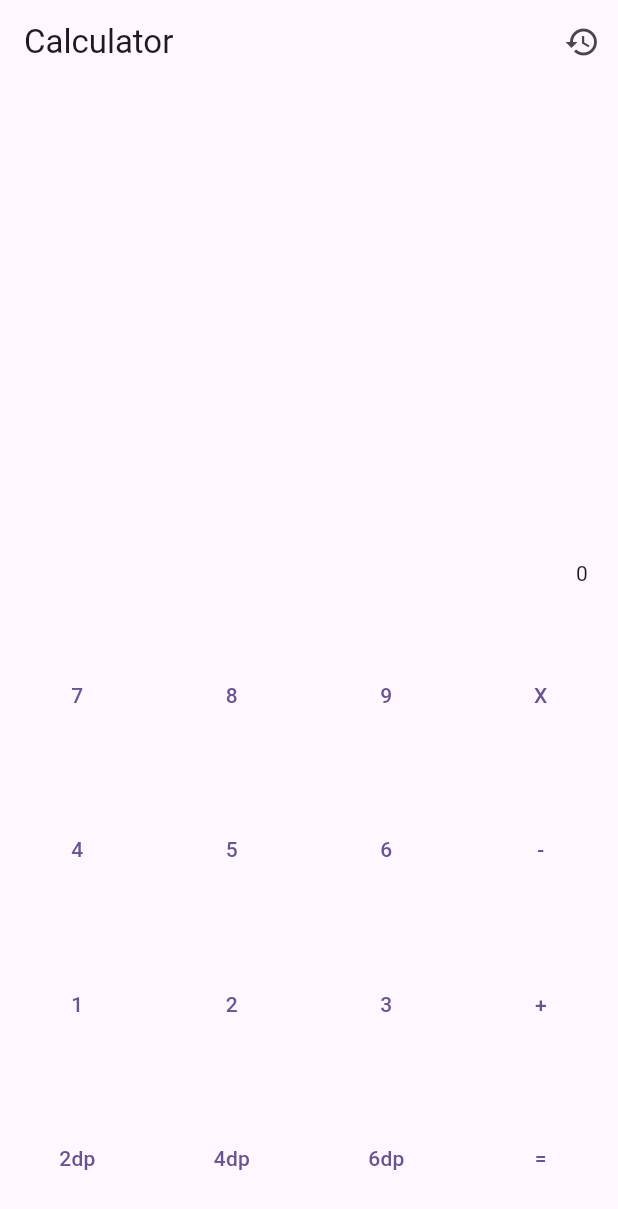
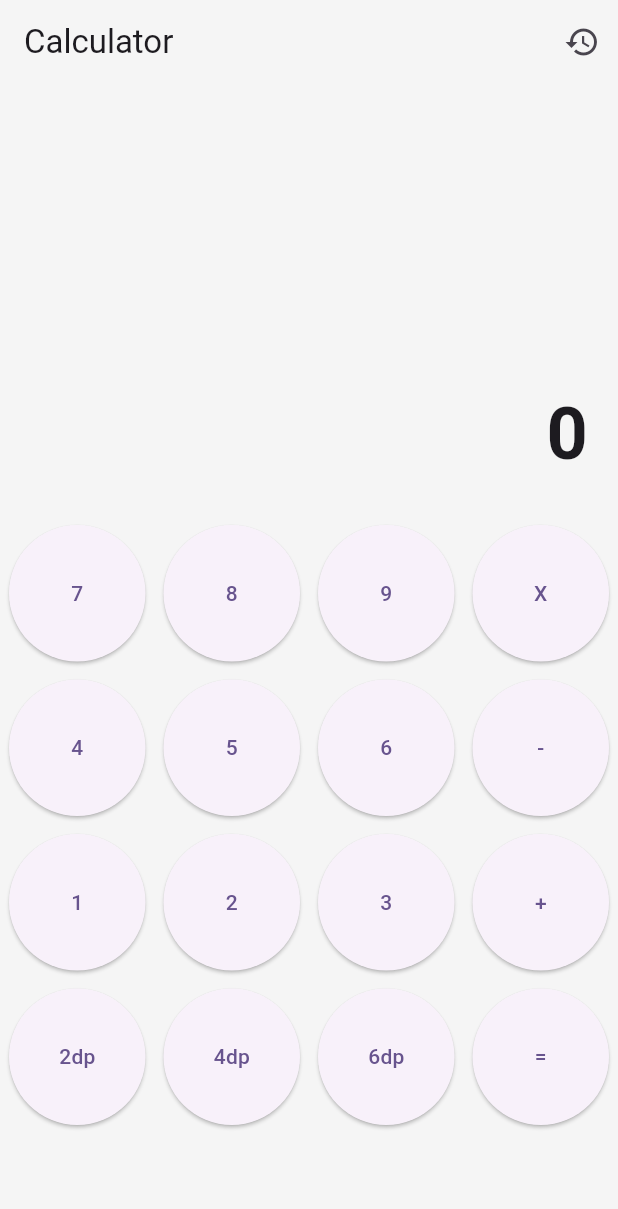
Before and after one commit to ajithmannarakkal/flutter-calculator-getx, a Flutter app: the screen it shows after launch, on a phone screen of 412 x 824 dp. Shown: the top 1209 px of the screen. Run offline on Flutter 3.47's test engine with Material 3 defaults, Android fonts, the light colour scheme and no system bars; our stand-ins replace get, get_storage.

Commit message:
Improved grid spacing and UI alignment

```diff
--- a/lib/view/calculator_screen.dart
+++ b/lib/view/calculator_screen.dart
@@ -10,8 +10,9 @@ class CalculatorScreen extends StatelessWidget {
 
   @override
   Widget build(BuildContext context) {
-    return Scaffold(
-      appBar: AppBar(title: Text('Calculator'),actions: [IconButton(
+    return Scaffold(backgroundColor: Colors.grey[100],
+      appBar: AppBar(
+        backgroundColor: Colors.grey[100],        title: Text('Calculator'),actions: [IconButton(
         onPressed: () {
           Get.bottomSheet(
             Container(
@@ -34,73 +35,137 @@ class CalculatorScreen extends StatelessWidget {
       )],),
       body: Column(
         children: [
-          Expanded(
-            child: Container(
+          Expanded(  flex: 3,
+
+            child: Align(
               alignment: Alignment.bottomRight,
+              child: Padding(
                 padding: EdgeInsets.all(20),
-              child: Obx(() => Text(controller.input.value)),
+                child: Obx(() => Text(
+                  controller.input.value,
+                  style: TextStyle(
+                    fontSize: 48,
+                    fontWeight: FontWeight.bold,
+                  ),
+                )),
               ),
             ),
-          GridView.count(
+          ),
+          Expanded(
+            flex: 5,
+            child: Padding(
+              padding: EdgeInsets.only(bottom: 12),
+
+              child: GridView.count(
                 crossAxisCount: 4,
-            shrinkWrap: true,
+                // shrinkWrap: true,
                 children: [
-              TextButton(
+                  Padding(
+                    padding: const EdgeInsets.all(6.0),
+                    child: ElevatedButton(
                       onPressed: () => controller.appendValues("7"),
                       child: Text('7'),
                     ),
-              TextButton(
+                  ),
+                  Padding(
+                    padding: const EdgeInsets.all(6.0),
+                    child: ElevatedButton(
                       onPressed: () => controller.appendValues("8"),
                       child: Text('8'),
                     ),
-              TextButton(
+                  ),
+                  Padding(
+                    padding: const EdgeInsets.all(6.0),
+                    child: ElevatedButton(
                       onPressed: () => controller.appendValues("9"),
                       child: Text('9'),
                     ),
-              TextButton(onPressed: () =>controller.setOperator("*"), child: Text('X')),
-              TextButton(
+                  ),
+                  Padding(
+                    padding: const EdgeInsets.all(6.0),
+                    child: ElevatedButton(onPressed: () =>controller.setOperator("*"), child: Text('X')),
+                  ),
+                  Padding(
+                    padding: const EdgeInsets.all(6.0),
+                    child: ElevatedButton(
                       onPressed: () => controller.appendValues("4"),
                       child: Text('4'),
                     ),
-              TextButton(
+                  ),
+                  Padding(
+                    padding: const EdgeInsets.all(6.0),
+                    child: ElevatedButton(
                       onPressed: () => controller.appendValues("5"),
                       child: Text('5'),
                     ),
-              TextButton(
+                  ),
+                  Padding(
+                    padding: const EdgeInsets.all(6.0),
+                    child: ElevatedButton(
                       onPressed: () => controller.appendValues("6"),
                       child: Text('6'),
                     ),
-              TextButton(onPressed: ()=>controller.setOperator("-"), child: Text('-')),
-              TextButton(
+                  ),
+                  Padding(
+                    padding: const EdgeInsets.all(6.0),
+                    child: ElevatedButton(onPressed: ()=>controller.setOperator("-"), child: Text('-')),
+                  ),
+                  Padding(
+                    padding: const EdgeInsets.all(6.0),
+                    child: ElevatedButton(
                       onPressed: () => controller.appendValues("1"),
                       child: Text('1'),
                     ),
-              TextButton(
+                  ),
+                  Padding(
+                    padding: const EdgeInsets.all(6.0),
+                    child: ElevatedButton(
                       onPressed: () => controller.appendValues("2"),
                       child: Text('2'),
                     ),
-              TextButton(
+                  ),
+                  Padding(
+                    padding: const EdgeInsets.all(6.0),
+                    child: ElevatedButton(
                       onPressed: () => controller.appendValues("3"),
                       child: Text('3'),
                     ),
-              TextButton(onPressed: () =>controller.setOperator("+"), child: Text('+')),
-              TextButton(
+                  ),
+                  Padding(
+                    padding: const EdgeInsets.all(6.0),
+                    child: ElevatedButton(onPressed: () =>controller.setOperator("+"), child: Text('+')),
+                  ),
+                  Padding(
+                    padding: const EdgeInsets.all(6.0),
+                    child: ElevatedButton(
                       onPressed: () => controller.setDecimal(2),
                       child: Text("2dp"),
                     ),
+                  ),
 
-              TextButton(
+                  Padding(
+                    padding: const EdgeInsets.all(6.0),
+                    child: ElevatedButton(
                       onPressed: () => controller.setDecimal(4),
                       child: Text("4dp"),
                     ),
+                  ),
 
-              TextButton(
+                  Padding(
+                    padding: const EdgeInsets.all(6.0),
+                    child: ElevatedButton(
                       onPressed: () => controller.setDecimal(6),
                       child: Text("6dp"),
                     ),
-              TextButton(onPressed: () =>controller.calculate(), child: Text('=')),
+                  ),
+                  Padding(
+                    padding: const EdgeInsets.all(6.0),
+                    child: ElevatedButton(onPressed: () =>controller.calculate(), child: Text('=')),
+                  ),
 
                 ],
+              ),
+            ),
           ),
         ],
       ),
```
Lines whose indentation alone changed are shown as unchanged.
